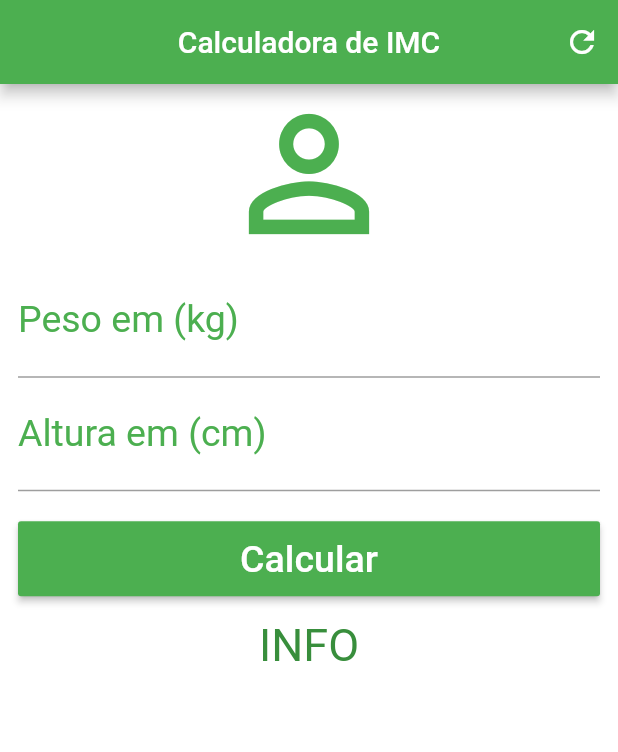
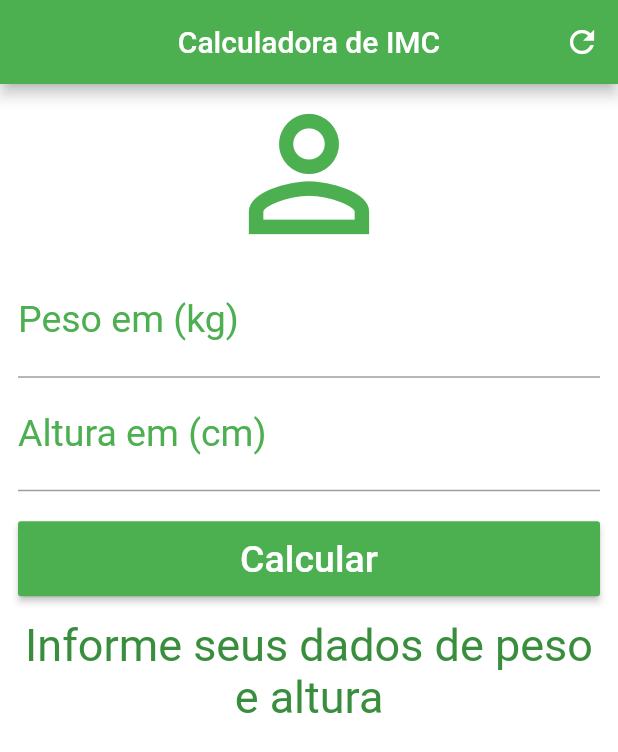
Before and after one commit to GuiKoerich/app-imc-calculator, a Flutter app: the screen it shows after launch, after a tap on "Calcular", on a phone screen of 412 x 824 dp. Shown: the top 752 px of the screen. Run offline on Flutter 3.47's test engine with Material 2 defaults, Android fonts, the phone set to English and light mode, and no system bars.

Commit message:
Functions IMC and REFRESH, implemented

```diff
--- a/lib/main.dart
+++ b/lib/main.dart
@@ -12,6 +12,51 @@ class Home extends StatefulWidget {
 }
 
 class _HomeState extends State<Home> {
+
+  String _resultText = 'Informe seus dados de peso e altura';
+
+  TextEditingController weightController = TextEditingController();
+  TextEditingController heightController = TextEditingController();
+
+  void _resetFields() {
+    setState(() {
+      weightController.text = '';
+      heightController.text = '';
+
+      this._resultText = 'Informe seus dados de peso e altura';
+    });
+  }
+
+  void _calculate() {
+    setState(() {
+      double weight = double.parse(weightController.text);
+      double height = double.parse(heightController.text) / 100;
+
+      double imc = weight / (height * height);
+
+      if(imc < 18.6) {
+        this._resultText = 'Abaixo do peso (${imc.toStringAsPrecision(3)})';
+
+      } else if(imc >= 18.6 && imc < 24.9) {
+        this._resultText = 'Peso ideal! (${imc.toStringAsPrecision(3)})';
+
+      } else if(imc >= 24.9 && imc < 29.9) {
+        this._resultText = 'Levemente Acima do Peso (${imc.toStringAsPrecision(3)})';
+
+      } else if(imc >= 29.9 && imc < 34.9) {
+        this._resultText = 'Obesidade Grau I (${imc.toStringAsPrecision(3)})';
+
+      } else if(imc >= 34.9 && imc < 39.9) {
+        this._resultText = 'Obesidade Grau II (${imc.toStringAsPrecision(3)})';
+
+      } else {
+        this._resultText = 'Obesidade Grau III (${imc.toStringAsPrecision(3)})';
+
+      }
+
+    });
+  }
+
   @override
   Widget build(BuildContext context) {
     return Scaffold(
@@ -20,7 +65,10 @@ class _HomeState extends State<Home> {
         centerTitle: true,
         backgroundColor: Colors.green,
         actions: <Widget>[
-          IconButton(icon: Icon(Icons.refresh), onPressed: () => {  })
+          IconButton(
+            icon: Icon(Icons.refresh),
+            onPressed: _resetFields
+          )
         ],
       ),
       backgroundColor: Colors.white,
@@ -38,6 +86,7 @@ class _HomeState extends State<Home> {
               ),
               textAlign: TextAlign.center,
               style: TextStyle(color: Colors.green, fontSize: 25.0),
+              controller: weightController,
             ),
             TextField(
               keyboardType: TextInputType.number,
@@ -47,20 +96,21 @@ class _HomeState extends State<Home> {
               ),
               textAlign: TextAlign.center,
               style: TextStyle(color: Colors.green, fontSize: 25.0),
+              controller: heightController,
             ),
             Padding(
               padding: EdgeInsets.only(top: 20.0, bottom: 15.0),
               child: Container(
                 height: 50.0,
                 child: RaisedButton(
-                  onPressed: () => {},
+                  onPressed: _calculate,
                   child: Text('Calcular', style: TextStyle(color: Colors.white, fontSize: 25.0)),
                   color: Colors.green,
                 ),
               ),
             ),
             Text(
-              "INFO",
+              _resultText,
               textAlign: TextAlign.center,
               style: TextStyle(color: Colors.green[700], fontSize: 30.0),
             ),
```
